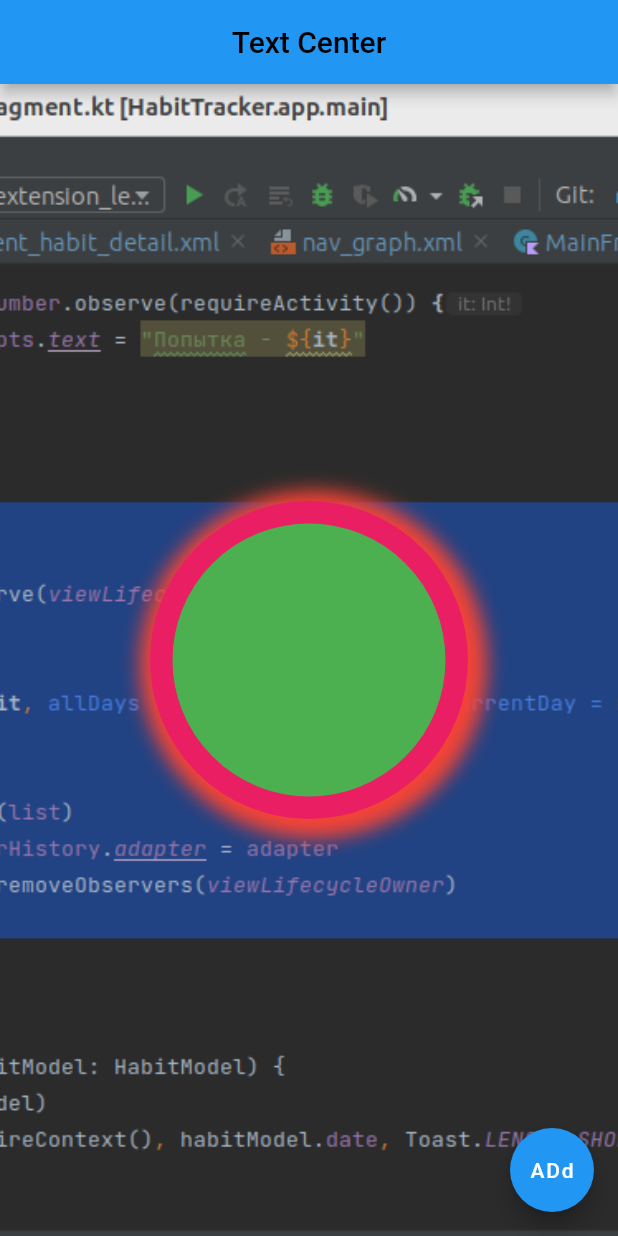
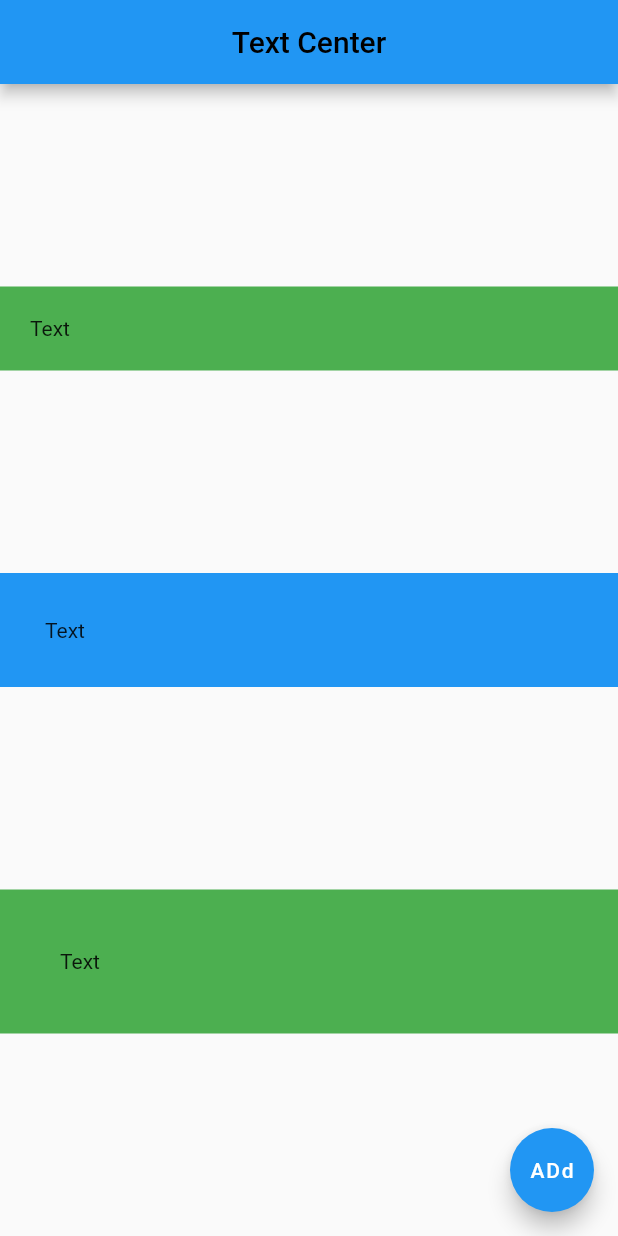
Before and after one commit to IbrahimDeveloperA/testDart, a Flutter app: the screen it shows after launch, on a phone screen of 412 x 824 dp. Run offline on Flutter 3.47's test engine with Material 2 defaults, Android fonts, the phone set to English and light mode, and no system bars.

Commit message:
LinerLayout.

```diff
--- a/lib/main.dart
+++ b/lib/main.dart
@@ -19,47 +19,28 @@ class FlutterTutorialApp extends StatelessWidget {
             centerTitle: true,
             backgroundColor: Colors.blue,
           ),
-          body: Container(
-            child: Container(
-              margin: EdgeInsets.all(100),
-              padding: EdgeInsets.all(100),
-              child: Text(
-                "",
-                style: TextStyle(fontSize: 26.0, color: Colors.black),
+          body: Column(
+            //Виджет Column   это LinerLayout
+            mainAxisAlignment: MainAxisAlignment.spaceEvenly,
+            // можно манипулировать гравити внутри контейнера
+            crossAxisAlignment: CrossAxisAlignment.stretch,
+            children: [
+              Container(
+                color: Colors.green,
+                padding: EdgeInsets.all(20),
+                child: Text("Text"),
               ),
-              decoration: BoxDecoration(
-                  color: Colors.green,
-                  //    borderRadius: BorderRadius.all(Radius.circular(200))
-                  //  borderRadius: BorderRadius.circular(20)
-                  shape: BoxShape.circle,
-                  border: Border.all(
-                    width: 15,
-                    color: Colors.pink,
-                  ),
-              boxShadow: [
-                BoxShadow(
-                  color: Colors.red,
-                  spreadRadius: 10, // количестыо тени
-                  blurRadius: 10, // контролирует четкость тени
-                  offset: Offset(3,3) //контроль тени
-                )
-              ],
-
+              Container(
+                color: Colors.blue,
+                padding: EdgeInsets.all(30),
+                child: Text("Text"),
               ),
-            ),
-            alignment: Alignment.center,
-            decoration: BoxDecoration(
-              // gradient: RadialGradient(
-              //     colors:[
-              //       Colors.red,
-              //       Colors.black
-              //     ]
-              // ),
-              image: DecorationImage(
-                image: AssetImage("assets/images/img1.png"),
-                fit: BoxFit.cover  //что типо scylyTypy
+              Container(
+                color: Colors.green,
+                padding: EdgeInsets.all(40),
+                child: Text("Text"),
               )
-            ),
+            ],
           ),
           floatingActionButton: FloatingActionButton(
             onPressed: () {},
```
